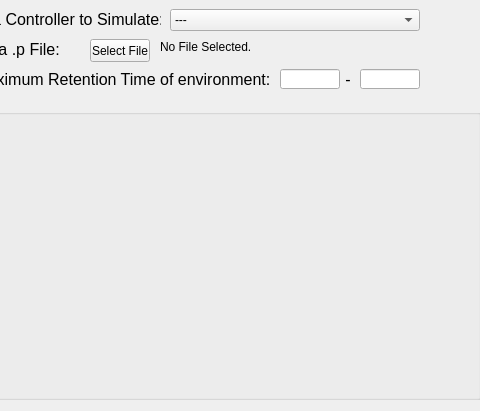
The window that vimmsVisualisedGUI/SimulatePage.ui (Adam-Tem/vimmsVisualised) describes before a commit, drawn with Qt 5; both pictures show x 120 to 600 and y 91 to 502 of the 600 by 502 pixel window.
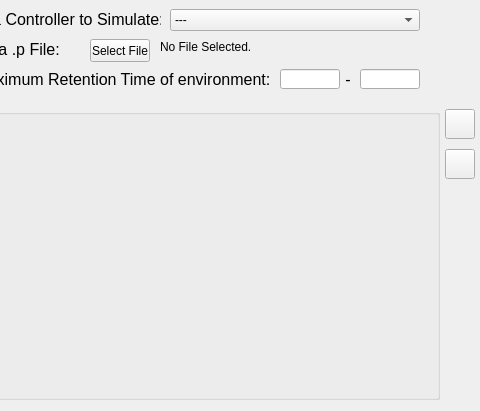
The same window after the commit.

Commit message: Abstracted load and save config functions so I could add the buttons to the simulate page

What changed in the file:
```diff
--- a/vimmsVisualisedGUI/SimulatePage.ui
+++ b/vimmsVisualisedGUI/SimulatePage.ui
@@ -219,7 +219,7 @@
     <rect>
      <x>0</x>
      <y>200</y>
-     <width>601</width>
+     <width>560</width>
      <height>291</height>
     </rect>
    </property>
@@ -286,6 +286,32 @@
     <set>Qt::AlignCenter</set>
    </property>
   </widget>
+  <widget class="QPushButton" name="LoadParamsButton">
+   <property name="geometry">
+    <rect>
+     <x>565</x>
+     <y>200</y>
+     <width>30</width>
+     <height>30</height>
+    </rect>
+   </property>
+   <property name="text">
+    <string/>
+   </property>
+  </widget>
+  <widget class="QPushButton" name="SaveParamsButton">
+   <property name="geometry">
+    <rect>
+     <x>565</x>
+     <y>240</y>
+     <width>30</width>
+     <height>30</height>
+    </rect>
+   </property>
+   <property name="text">
+    <string/>
+   </property>
+  </widget>
  </widget>
  <resources/>
  <connections/>
```
The commit also changes 7 other files.
